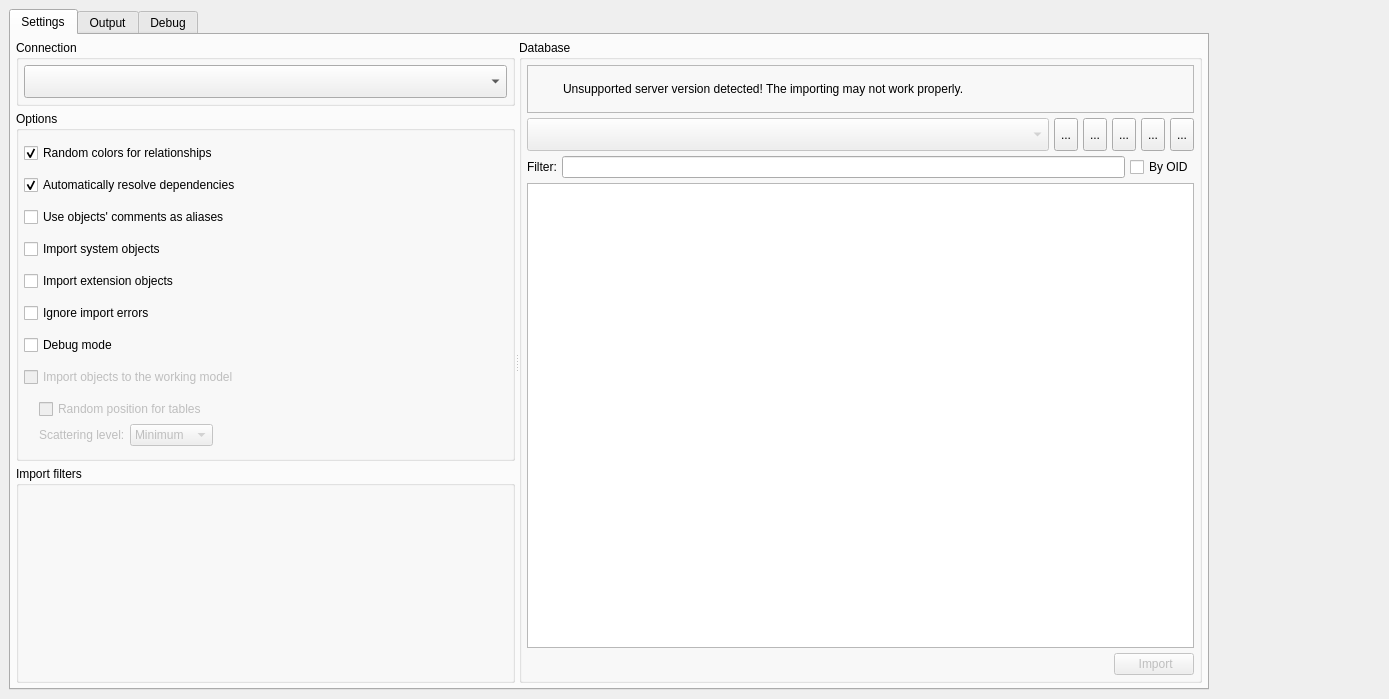
Before: the Qt Designer form libs/libgui/ui/tools/databaseimportwidget.ui in arichiardi/pgmodeler, drawn with Qt 5.
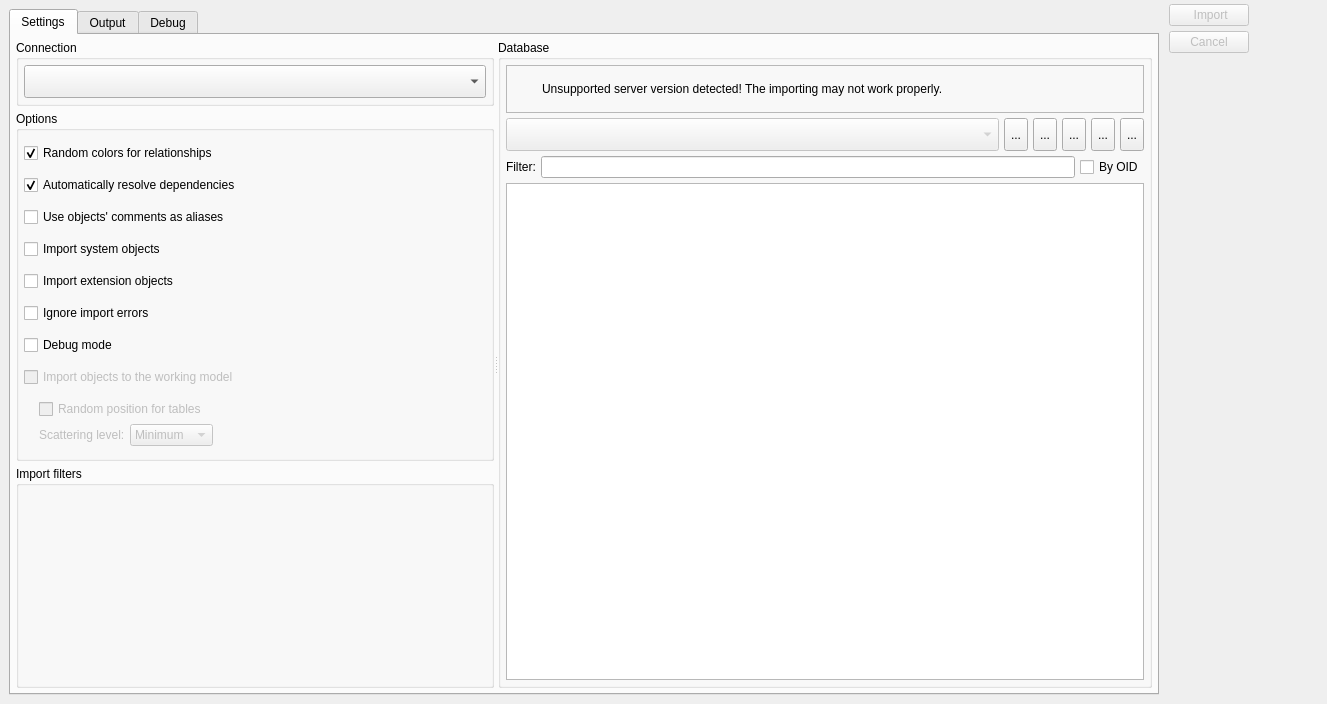
After: the same form once the commit is applied. Icons and pictures are not drawn.

Commit message: Finished the UI changes in DatabaseImportWidget

Diff of the .ui file:
```diff
--- a/libs/libgui/ui/tools/databaseimportwidget.ui
+++ b/libs/libgui/ui/tools/databaseimportwidget.ui
@@ -6,8 +6,8 @@
    <rect>
     <x>0</x>
     <y>0</y>
-    <width>1389</width>
-    <height>699</height>
+    <width>1327</width>
+    <height>704</height>
    </rect>
   </property>
   <property name="sizePolicy">
@@ -51,6 +51,84 @@
    <property name="spacing">
     <number>5</number>
    </property>
+   <item row="0" column="2">
+    <layout class="QVBoxLayout" name="verticalLayout_7">
+     <item>
+      <widget class="QPushButton" name="import_btn">
+       <property name="enabled">
+        <bool>false</bool>
+       </property>
+       <property name="sizePolicy">
+        <sizepolicy hsizetype="Preferred" vsizetype="Fixed">
+         <horstretch>0</horstretch>
+         <verstretch>0</verstretch>
+        </sizepolicy>
+       </property>
+       <property name="maximumSize">
+        <size>
+         <width>16777215</width>
+         <height>16777215</height>
+        </size>
+       </property>
+       <property name="text">
+        <string> Import</string>
+       </property>
+       <property name="icon">
+        <iconset resource="../../res/resources.qrc">
+         <normaloff>:/icons/icons/import.png</normaloff>:/icons/icons/import.png</iconset>
+       </property>
+       <property name="iconSize">
+        <size>
+         <width>28</width>
+         <height>28</height>
+        </size>
+       </property>
+       <property name="default">
+        <bool>true</bool>
+       </property>
+      </widget>
+     </item>
+     <item>
+      <widget class="QPushButton" name="cancel_btn">
+       <property name="enabled">
+        <bool>false</bool>
+       </property>
+       <property name="sizePolicy">
+        <sizepolicy hsizetype="Preferred" vsizetype="Preferred">
+         <horstretch>0</horstretch>
+         <verstretch>0</verstretch>
+        </sizepolicy>
+       </property>
+       <property name="text">
+        <string>Cancel</string>
+       </property>
+       <property name="icon">
+        <iconset resource="../../res/resources.qrc">
+         <normaloff>:/icons/icons/cancel.png</normaloff>:/icons/icons/cancel.png</iconset>
+       </property>
+       <property name="iconSize">
+        <size>
+         <width>28</width>
+         <height>28</height>
+        </size>
+       </property>
+      </widget>
+     </item>
+     <item>
+      <spacer name="verticalSpacer">
+       <property name="orientation">
+        <enum>Qt::Orientation::Vertical</enum>
+       </property>
+       <property name="sizeHint" stdset="0">
+        <size>
+         <width>20</width>
+         <height>40</height>
+        </size>
+       </property>
+      </spacer>
+     </item>
+    </layout>
+   </item>
    <item row="0" column="0" colspan="2">
     <widget class="QFrame" name="bg_frame">
      <property name="enabled">
@@ -68,7 +146,10 @@
        <height>0</height>
       </size>
      </property>
-     <layout class="QGridLayout" name="gridLayout_3">
+     <layout class="QHBoxLayout" name="horizontalLayout_3">
+      <property name="spacing">
+       <number>5</number>
+      </property>
       <property name="leftMargin">
        <number>5</number>
       </property>
@@ -81,10 +162,7 @@
       <property name="bottomMargin">
        <number>5</number>
       </property>
-      <property name="spacing">
-       <number>5</number>
-      </property>
-      <item row="0" column="0" colspan="4">
+      <item>
        <widget class="QTabWidget" name="settings_tbw">
         <property name="enabled">
          <bool>true</bool>
@@ -97,10 +175,16 @@
         </property>
         <property name="minimumSize">
          <size>
-          <width>1200</width>
+          <width>1150</width>
           <height>0</height>
          </size>
         </property>
+        <property name="maximumSize">
+         <size>
+          <width>16777215</width>
+          <height>16777215</height>
+         </size>
+        </property>
         <property name="currentIndex">
          <number>0</number>
         </property>
@@ -1138,64 +1222,6 @@
                 </widget>
                </widget>
               </item>
-              <item>
-               <layout class="QHBoxLayout" name="horizontalLayout_6">
-                <property name="spacing">
-                 <number>5</number>
-                </property>
-                <property name="bottomMargin">
-                 <number>0</number>
-                </property>
-                <item>
-                 <spacer name="horizontalSpacer_3">
-                  <property name="orientation">
-                   <enum>Qt::Orientation::Horizontal</enum>
-                  </property>
-                  <property name="sizeHint" stdset="0">
-                   <size>
-                    <width>40</width>
-                    <height>20</height>
-                   </size>
-                  </property>
-                 </spacer>
-                </item>
-                <item>
-                 <widget class="QPushButton" name="import_btn">
-                  <property name="enabled">
-                   <bool>false</bool>
-                  </property>
-                  <property name="sizePolicy">
-                   <sizepolicy hsizetype="Fixed" vsizetype="Fixed">
-                    <horstretch>0</horstretch>
-                    <verstretch>0</verstretch>
-                   </sizepolicy>
-                  </property>
-                  <property name="maximumSize">
-                   <size>
-                    <width>16777215</width>
-                    <height>16777215</height>
-                   </size>
-                  </property>
-                  <property name="text">
-                   <string> Import</string>
-                  </property>
-                  <property name="icon">
-                   <iconset resource="../../res/resources.qrc">
-                    <normaloff>:/icons/icons/import.png</normaloff>:/icons/icons/import.png</iconset>
-                  </property>
-                  <property name="iconSize">
-                   <size>
-                    <width>28</width>
-                    <height>28</height>
-                   </size>
-                  </property>
-                  <property name="default">
-                   <bool>true</bool>
-                  </property>
-                 </widget>
-                </item>
-               </layout>
-              </item>
              </layout>
             </widget>
            </widget>
@@ -1243,16 +1269,16 @@
             <property name="spacing">
              <number>5</number>
             </property>
-            <item row="0" column="0" colspan="4">
-             <widget class="QLabel" name="progress_lbl">
+            <item row="1" column="1" colspan="3">
+             <widget class="QProgressBar" name="progress_pb">
               <property name="sizePolicy">
-               <sizepolicy hsizetype="Preferred" vsizetype="Fixed">
+               <sizepolicy hsizetype="Expanding" vsizetype="Fixed">
                 <horstretch>0</horstretch>
                 <verstretch>0</verstretch>
                </sizepolicy>
               </property>
-              <property name="text">
-               <string>Progress label...</string>
+              <property name="value">
+               <number>0</number>
               </property>
              </widget>
             </item>
@@ -1287,42 +1313,16 @@
               </property>
              </widget>
             </item>
-            <item row="1" column="1" colspan="3">
-             <widget class="QProgressBar" name="progress_pb">
+            <item row="0" column="0" colspan="4">
+             <widget class="QLabel" name="progress_lbl">
               <property name="sizePolicy">
-               <sizepolicy hsizetype="Expanding" vsizetype="Fixed">
-                <horstretch>0</horstretch>
-                <verstretch>0</verstretch>
-               </sizepolicy>
-              </property>
-              <property name="value">
-               <number>0</number>
-              </property>
-             </widget>
-            </item>
-            <item row="1" column="4">
-             <widget class="QPushButton" name="cancel_btn">
-              <property name="enabled">
-               <bool>false</bool>
-              </property>
-              <property name="sizePolicy">
-               <sizepolicy hsizetype="Fixed" vsizetype="Preferred">
+               <sizepolicy hsizetype="Preferred" vsizetype="Fixed">
                 <horstretch>0</horstretch>
                 <verstretch>0</verstretch>
                </sizepolicy>
               </property>
               <property name="text">
-               <string>&amp;Cancel</string>
-              </property>
-              <property name="icon">
-               <iconset resource="../../res/resources.qrc">
-                <normaloff>:/icons/icons/cancel.png</normaloff>:/icons/icons/cancel.png</iconset>
-              </property>
-              <property name="iconSize">
-               <size>
-                <width>28</width>
-                <height>28</height>
-               </size>
+               <string>Progress label...</string>
               </property>
              </widget>
             </item>
@@ -1405,22 +1405,22 @@
         </widget>
        </widget>
       </item>
-      <item row="0" column="4">
-       <spacer name="horizontalSpacer">
-        <property name="orientation">
-         <enum>Qt::Orientation::Horizontal</enum>
-        </property>
-        <property name="sizeHint" stdset="0">
-         <size>
-          <width>40</width>
-          <height>20</height>
-         </size>
-        </property>
-       </spacer>
-      </item>
      </layout>
     </widget>
    </item>
+   <item row="0" column="3">
+    <spacer name="horizontalSpacer">
+     <property name="orientation">
+      <enum>Qt::Orientation::Horizontal</enum>
+     </property>
+     <property name="sizeHint" stdset="0">
+      <size>
+       <width>40</width>
+       <height>20</height>
+      </size>
+     </property>
+    </spacer>
+   </item>
   </layout>
  </widget>
  <tabstops>
```
The commit also changes 32 other files.
